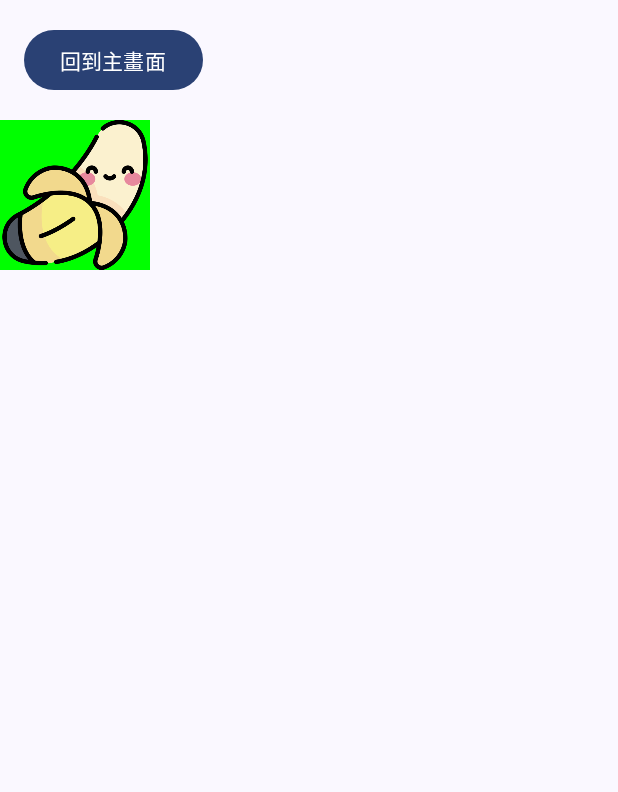
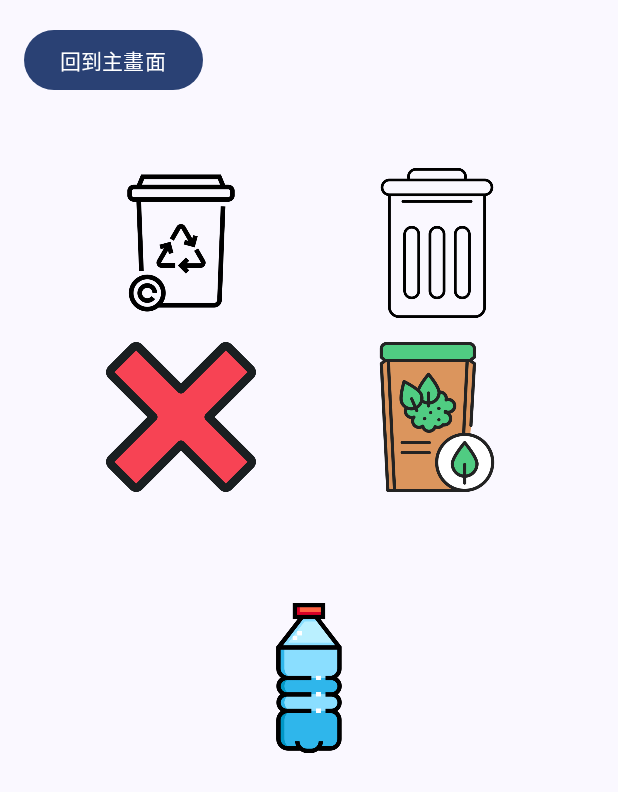
Before and after one commit to garylin11111/app1216, an Android app built with Jetpack Compose: the screen it shows after launch (GameActivity), after a tap on "遊戲模式", on a phone screen of 412 x 824 dp. Shown: the top 792 px of the screen. Run offline under Robolectric (Android 15) with nearby library versions, the phone set to English and light mode, and no system bars.

Commit message:
v5_遊戲模式卡關

```diff
--- a/app/src/main/java/com/example/s1120325/GameActivity.kt
+++ b/app/src/main/java/com/example/s1120325/GameActivity.kt
@@ -1,20 +1,19 @@
 package com.example.s1120325
 
 import android.content.Intent
+import android.graphics.Rect
 import android.os.Bundle
 import androidx.activity.ComponentActivity
 import androidx.activity.compose.setContent
 import androidx.compose.foundation.Image
-import androidx.compose.foundation.layout.*
-import androidx.compose.foundation.text.BasicText
 import androidx.compose.foundation.background
 import androidx.compose.foundation.gestures.detectDragGestures
-import androidx.compose.foundation.layout.Box
-import androidx.compose.foundation.layout.fillMaxSize
+import androidx.compose.foundation.layout.*
 import androidx.compose.material3.Button
 import androidx.compose.material3.Scaffold
 import androidx.compose.material3.Text
 import androidx.compose.runtime.*
+import androidx.compose.ui.Alignment
 import androidx.compose.ui.Modifier
 import androidx.compose.ui.graphics.Color
 import androidx.compose.ui.input.pointer.pointerInput
@@ -22,19 +21,23 @@ import androidx.compose.ui.layout.boundsInWindow
 import androidx.compose.ui.layout.onGloballyPositioned
 import androidx.compose.ui.platform.LocalContext
 import androidx.compose.ui.res.painterResource
-import androidx.compose.ui.text.style.LineHeightStyle
-import androidx.compose.ui.tooling.preview.Preview
 import androidx.compose.ui.unit.IntOffset
 import androidx.compose.ui.unit.dp
 import com.example.s1120325.ui.theme.S1120325Theme
+import kotlinx.coroutines.delay
 import kotlin.math.roundToInt
+import androidx.compose.foundation.gestures.detectDragGestures
+import androidx.compose.ui.geometry.Offset
+import androidx.compose.ui.layout.onGloballyPositioned
+
+
 
 class GameActivity : ComponentActivity() {
     override fun onCreate(savedInstanceState: Bundle?) {
         super.onCreate(savedInstanceState)
         setContent {
             S1120325Theme {
-                Scaffold(modifier = Modifier.fillMaxSize()) { innerPadding ->
+                Scaffold(modifier = Modifier.fillMaxSize()) {
                     Main()
                 }
             }
@@ -46,6 +49,7 @@ class GameActivity : ComponentActivity() {
 fun Main() {
     val context = LocalContext.current
     Column(modifier = Modifier.fillMaxSize()) {
+        Row(modifier = Modifier.fillMaxWidth(), horizontalArrangement = Arrangement.SpaceBetween) {
             Button(
                 onClick = {
                     val intent = Intent(context, MainActivity::class.java)
@@ -55,74 +59,110 @@ fun Main() {
             ) {
                 Text(text = "回到主畫面")
             }
+        }
 
         DragAndDropGame()
     }
 }
     @Composable
     fun DragAndDropGame() {
-    // 記錄圖片的位置和拖曳狀態
+        val trashItems = listOf(
+            R.drawable.plastic to 0,
+            R.drawable.bottle to 1,
+            R.drawable.banana to 2,
+            R.drawable.battery to 3,
+            R.drawable.glass to 4
+        )
+
+        val trashBinMappings = listOf(
+            Pair(R.drawable.recyclebin, 0),
+            Pair(R.drawable.trashcan, 1),
+            Pair(R.drawable.cantrecycle, 2),
+            Pair(R.drawable.forfruits, 3)
+        )
+
         var offsetX by remember { mutableStateOf(0f) }
         var offsetY by remember { mutableStateOf(0f) }
-    var targetPositions by remember { mutableStateOf(listOf<IntOffset>()) }
-    var resultMessage by remember { mutableStateOf("") }
+        var currentTrash by remember { mutableStateOf(trashItems.random()) } // 包含垃圾圖與正確索引
+        var isTrashVisible by remember { mutableStateOf(true) }
+
+        val binPositions = remember { mutableStateOf(mutableMapOf<Int, Rect>()) }
 
         Box(modifier = Modifier.fillMaxSize()) {
-        // 三個目標區域
-        val areas = listOf(R.drawable.recyclebin, R.drawable.trashcan, "Area 3")
-        targetPositions = areas.mapIndexed { index, _ ->
-            var position by remember { mutableStateOf(IntOffset(0, 0)) }
-            Box(
+            Column(
+                modifier = Modifier
+                    .fillMaxWidth()
+                    .padding(top = 32.dp),
+                horizontalAlignment = Alignment.CenterHorizontally
+            ) {
+                trashBinMappings.chunked(2).forEach { rowItems ->
+                    Row(
+                        modifier = Modifier.fillMaxWidth(),
+                        horizontalArrangement = Arrangement.SpaceEvenly
+                    ) {
+                        rowItems.forEach { (binImage, index) ->
+                            Image(
+                                painter = painterResource(id = binImage),
+                                contentDescription = "Bin",
                                 modifier = Modifier
                                     .size(100.dp)
-                    .background(Color.Green)
-                    .offset(y = (index * 150).dp)
-                    .onGloballyPositioned {
-                        position = IntOffset(
-                            it.boundsInWindow().left.roundToInt(),
-                            it.boundsInWindow().top.roundToInt()
+                                    .onGloballyPositioned { layoutCoordinates ->
+                                        val bounds = layoutCoordinates.boundsInWindow()
+                                        binPositions.value[index] = Rect(
+                                            bounds.left.roundToInt(),
+                                            bounds.top.roundToInt(),
+                                            bounds.right.roundToInt(),
+                                            bounds.bottom.roundToInt()
                                         )
                                     }
-            ) {
-
+                            )
                         }
-            position
+                    }
+                    Spacer(modifier = Modifier.height(16.dp))
+                }
             }
 
-        // 可拖曳的圖片
+            if (isTrashVisible) {
                 Image(
-            painter = painterResource(id = R.drawable.card1),
-            contentDescription = "Draggable Image",
+                    painter = painterResource(id = currentTrash.first),
+                    contentDescription = "Trash",
                     modifier = Modifier
                         .size(100.dp)
+                        .align(Alignment.Center)
                         .offset { IntOffset(offsetX.roundToInt(), offsetY.roundToInt()) }
                         .pointerInput(Unit) {
-                    detectDragGestures { change, dragAmount ->
+                            detectDragGestures(
+                                onDrag = { change, dragAmount ->
                                     change.consume()
                                     offsetX += dragAmount.x
                                     offsetY += dragAmount.y
+                                },
+                                onDragEnd = {
+                                    val trashRect = Rect(
+                                        offsetX.roundToInt(),
+                                        offsetY.roundToInt(),
+                                        (offsetX + 100).roundToInt(),
+                                        (offsetY + 100).roundToInt()
+                                    )
 
-                        // 檢查是否拖到任一目標區域
-                        val matchedIndex = targetPositions.indexOfFirst { target ->
-                            offsetX.roundToInt() in target.x..target.x + 100 &&
-                                    offsetY.roundToInt() in target.y..target.y + 100
-                        }
+                                    val correctBinIndex = currentTrash.second
+                                    val binRect = binPositions.value[correctBinIndex]
 
-                        resultMessage = when (matchedIndex) {
-                            0 -> "對"
-                            1 -> "錯"
-                            2 -> "對"
-                            else -> ""
-                        }
+                                    if (binRect != null && Rect.intersects(trashRect, binRect)) {
+                                        // 正確拖曳
+                                        isTrashVisible = false
+                                        offsetX = 0f
+                                        offsetY = 0f
+                                        currentTrash = trashItems.random() // 換下一個垃圾
+
+                                    } else {
+                                        // 重置位置
+                                        offsetX = 0f
+                                        offsetY = 0f
                                     }
                                 }
                             )
-
-        // 顯示結果
-        if (resultMessage.isNotEmpty()) {
-            BasicText(
-                text = resultMessage,
-                modifier = Modifier
+                        }
                 )
             }
         }
--- a/app/src/main/java/com/example/s1120325/MainActivity.kt
+++ b/app/src/main/java/com/example/s1120325/MainActivity.kt
@@ -47,7 +47,6 @@ class MainActivity : ComponentActivity() {
                     )*/
                     FirstScreen()
                     SecondScreen()
-                    ThirdScreen()
                 }
             }
         }
@@ -103,22 +102,8 @@ fun FirstScreen() {
             )
 
         }
-        Spacer(modifier = Modifier.height(70.dp))
-        Button(onClick = {
-            val intent = Intent(context, TestActivity::class.java)
-            context.startActivity(intent)
-        },
-            colors = buttonColors(Color.Red)) {
-            Text(text = "測驗模式")
-            Image(
-                    painterResource(id = R.drawable.testbutton),
-            contentDescription ="button icon",
-            modifier = Modifier.size(60.dp)
-            )
-
         }
     }
-}
 
 @Composable
 fun SecondScreen() {
@@ -162,25 +147,11 @@ fun SecondScreen() {
             contentDescription ="button icon",
             modifier = Modifier.size(60.dp)
             )
-
         }
-        Spacer(modifier = Modifier.height(70.dp))
-        Button(onClick = {
-            val intent = Intent(context, TestActivity::class.java)
-            context.startActivity(intent)
-        },
-            colors = buttonColors(Color.Red)) {
-            Text(text = "測驗模式")
-            Image(
-                    painterResource(id = R.drawable.testbutton),
-            contentDescription ="button icon",
-            modifier = Modifier.size(60.dp)
-            )
-
         }
     }
-}
 
+/*
 @Composable
 fun ThirdScreen() {
     val context = LocalContext.current
@@ -239,4 +210,4 @@ fun ThirdScreen() {
 
         }
     }
-}
+}*/
```
Also changed, not shown: app/src/main/java/com/example/s1120325/EducationActivity.kt (+5 -10 lines), app/src/main/java/com/example/s1120325/TestActivity.kt (deleted, +0 -47 lines), app/src/main/res/drawable/banana.png (renamed from app/src/main/res/drawable/card1.png), app/src/main/res/drawable/battery.png (renamed from app/src/main/res/drawable/card5.png), app/src/main/res/drawable/bottle.png (renamed from app/src/main/res/drawable/card2.png), app/src/main/res/drawable/cantrecycle.png (added), app/src/main/res/drawable/forfruits.png (added), app/src/main/res/drawable/glass.png (renamed from app/src/main/res/drawable/card3.png), app/src/main/res/drawable/plastic.png (renamed from app/src/main/res/drawable/card4.png), app/src/main/res/drawable/testbutton.png (deleted). Lines whose indentation alone changed are shown as unchanged.
